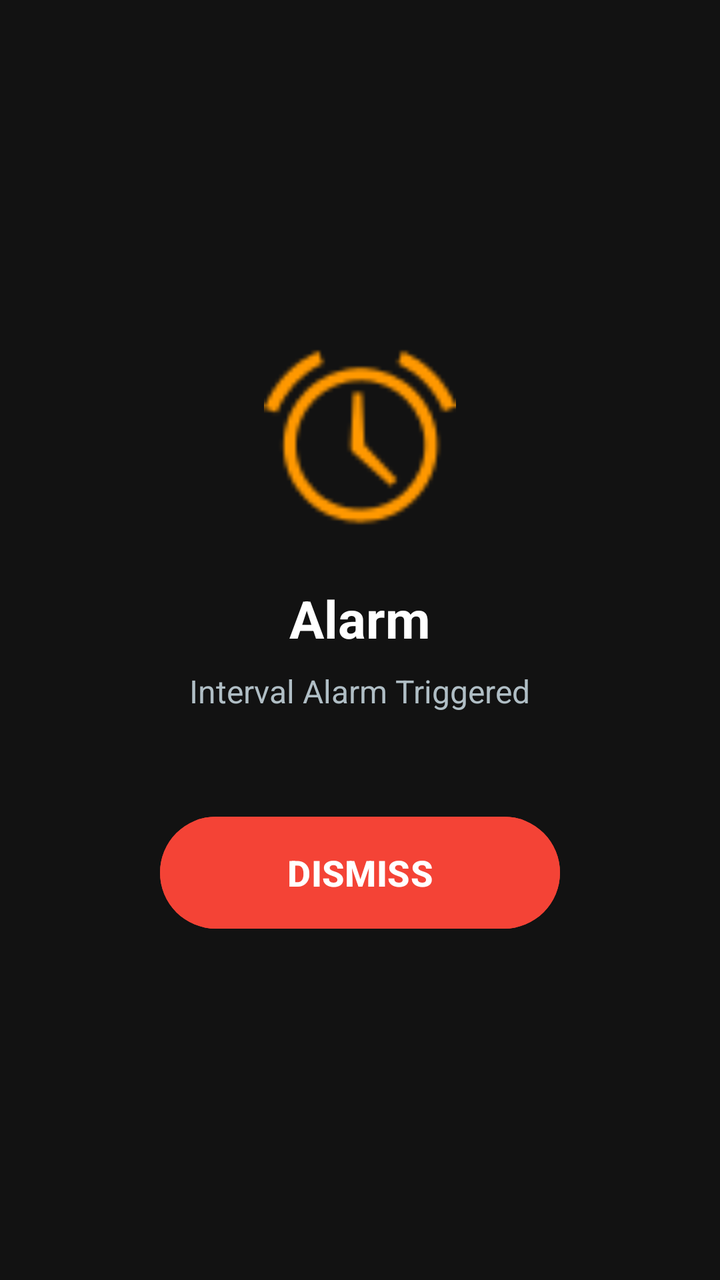
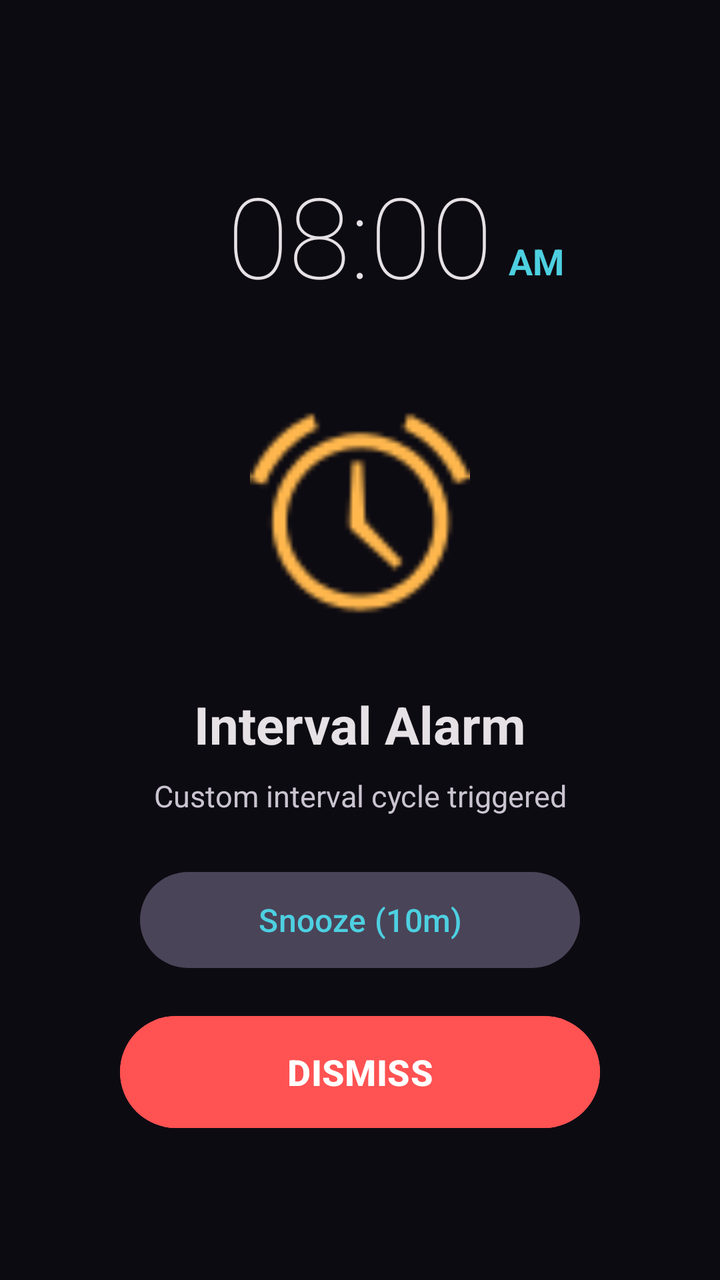

Compare the two renders of this Android layout. The source of the first and the diff that turns it into the second are given below.
<!-- AndroidManifest.xml: application theme Theme.IntervalAlarm -->
<!-- res/layout/activity_alarm_ringing.xml -->
<?xml version="1.0" encoding="utf-8"?>
<LinearLayout xmlns:android="http://schemas.android.com/apk/res/android"
    android:layout_width="match_parent"
    android:layout_height="match_parent"
    android:background="#121212"
    android:gravity="center"
    android:orientation="vertical"
    android:padding="24dp">

    <ImageView
        android:layout_width="96dp"
        android:layout_height="96dp"
        android:tint="#FF9800"
        android:src="@android:drawable/ic_lock_idle_alarm" />

    <TextView
        android:id="@+id/tvAlarmTitle"
        android:layout_width="wrap_content"
        android:layout_height="wrap_content"
        android:layout_marginTop="24dp"
        android:text="Alarm"
        android:textColor="#FFFFFF"
        android:textSize="26sp"
        android:textStyle="bold" />

    <TextView
        android:layout_width="wrap_content"
        android:layout_height="wrap_content"
        android:layout_marginTop="8dp"
        android:text="Interval Alarm Triggered"
        android:textColor="#B0BEC5"
        android:textSize="16sp" />

    <com.google.android.material.button.MaterialButton
        android:id="@+id/btnDismiss"
        android:layout_width="200dp"
        android:layout_height="64dp"
        android:layout_marginTop="48dp"
        android:backgroundTint="#F44336"
        android:text="DISMISS"
        android:textColor="#FFFFFF"
        android:textSize="18sp"
        android:textStyle="bold" />

</LinearLayout>
<!-- resources referenced by this layout -->
<resources>
  <style name="Theme.IntervalAlarm" parent="Base.Theme.IntervalAlarm" />
  <style name="Base.Theme.IntervalAlarm" parent="Theme.Material3.DayNight">
          <item name="colorPrimary">#6200EE</item>
          <item name="colorPrimaryVariant">#3700B3</item>
          <item name="colorOnPrimary">#FFFFFF</item>
      </style>
</resources>

<!-- the commit's change to res/layout/activity_alarm_ringing.xml (unified diff, before → after) -->
@@ -1,45 +1,109 @@
 <?xml version="1.0" encoding="utf-8"?>
-<LinearLayout xmlns:android="http://schemas.android.com/apk/res/android"
+<androidx.constraintlayout.widget.ConstraintLayout xmlns:android="http://schemas.android.com/apk/res/android"
+    xmlns:app="http://schemas.android.com/apk/res-auto"
     android:layout_width="match_parent"
     android:layout_height="match_parent"
-    android:background="#121212"
-    android:gravity="center"
-    android:orientation="vertical"
-    android:padding="24dp">
+    android:background="#0D0B12"
+    android:padding="32dp">
 
-    <ImageView
-        android:layout_width="96dp"
-        android:layout_height="96dp"
-        android:tint="#FF9800"
-        android:src="@android:drawable/ic_lock_idle_alarm" />
+    
+    <TextView
+        android:id="@+id/tvCurrentClock"
+        android:layout_width="wrap_content"
+        android:layout_height="wrap_content"
+        android:layout_marginTop="48dp"
+        android:textColor="@color/onSurface"
+        android:textSize="56sp"
+        android:fontFamily="sans-serif-thin"
+        android:text="08:00"
+        app:layout_constraintEnd_toEndOf="parent"
+        app:layout_constraintStart_toStartOf="parent"
+        app:layout_constraintTop_toTopOf="parent" />
 
     <TextView
-        android:id="@+id/tvAlarmTitle"
+        android:id="@+id/tvAmPm"
         android:layout_width="wrap_content"
         android:layout_height="wrap_content"
-        android:layout_marginTop="24dp"
-        android:text="Alarm"
-        android:textColor="#FFFFFF"
+        android:layout_marginStart="8dp"
+        android:layout_marginBottom="12dp"
+        android:text="AM"
+        android:textColor="@color/accentCyan"
+        android:textSize="18sp"
+        android:textStyle="bold"
+        app:layout_constraintBottom_toBottomOf="@id/tvCurrentClock"
+        app:layout_constraintStart_toEndOf="@id/tvCurrentClock" />
+
+    
+    <ImageView
+        android:id="@+id/ivAlarmIcon"
+        android:layout_width="110dp"
+        android:layout_height="110dp"
+        android:layout_marginTop="48dp"
+        android:src="@android:drawable/ic_lock_idle_alarm"
+        android:tint="@color/accentOrange"
+        app:layout_constraintEnd_toEndOf="parent"
+        app:layout_constraintStart_toStartOf="parent"
+        app:layout_constraintTop_toBottomOf="@id/tvCurrentClock" />
+
+    
+    <TextView
+        android:id="@+id/tvAlarmTitle"
+        android:layout_width="0dp"
+        android:layout_height="wrap_content"
+        android:layout_marginTop="32dp"
+        android:gravity="center"
+        android:text="Interval Alarm"
+        android:textColor="@color/onSurface"
         android:textSize="26sp"
-        android:textStyle="bold" />
+        android:textStyle="bold"
+        app:layout_constraintEnd_toEndOf="parent"
+        app:layout_constraintStart_toStartOf="parent"
+        app:layout_constraintTop_toBottomOf="@id/ivAlarmIcon" />
 
+    
     <TextView
+        android:id="@+id/tvAlarmSubtitle"
         android:layout_width="wrap_content"
         android:layout_height="wrap_content"
         android:layout_marginTop="8dp"
-        android:text="Interval Alarm Triggered"
-        android:textColor="#B0BEC5"
-        android:textSize="16sp" />
+        android:text="Custom interval cycle triggered"
+        android:textColor="@color/onSurfaceVariant"
+        android:textSize="15sp"
+        app:layout_constraintEnd_toEndOf="parent"
+        app:layout_constraintStart_toStartOf="parent"
+        app:layout_constraintTop_toBottomOf="@id/tvAlarmTitle" />
 
-    <com.google.android.material.button.MaterialButton
-        android:id="@+id/btnDismiss"
-        android:layout_width="200dp"
-        android:layout_height="64dp"
-        android:layout_marginTop="48dp"
-        android:backgroundTint="#F44336"
-        android:text="DISMISS"
-        android:textColor="#FFFFFF"
-        android:textSize="18sp"
-        android:textStyle="bold" />
+    
+    <LinearLayout
+        android:layout_width="match_parent"
+        android:layout_height="wrap_content"
+        android:layout_marginBottom="40dp"
+        android:gravity="center"
+        android:orientation="vertical"
+        app:layout_constraintBottom_toBottomOf="parent">
 
-</LinearLayout>
+        <com.google.android.material.button.MaterialButton
+            android:id="@+id/btnSnooze"
+            style="@style/Widget.Material3.Button.TonalButton"
+            android:layout_width="220dp"
+            android:layout_height="56dp"
+            android:text="Snooze (10m)"
+            android:textColor="@color/accentCyan"
+            android:textSize="16sp"
+            app:cornerRadius="28dp" />
+
+        <com.google.android.material.button.MaterialButton
+            android:id="@+id/btnDismiss"
+            android:layout_width="240dp"
+            android:layout_height="64dp"
+            android:layout_marginTop="16dp"
+            android:backgroundTint="@color/accentRed"
+            android:text="DISMISS"
+            android:textColor="#FFFFFF"
+            android:textSize="18sp"
+            android:textStyle="bold"
+            app:cornerRadius="32dp" />
+
+    </LinearLayout>
+
+</androidx.constraintlayout.widget.ConstraintLayout>
<!-- resource entries referenced after the edit -->
@@ -1,10 +1,23 @@
 <!-- resources referenced by this layout -->
 <resources>
+  <color name="accentCyan">#4DD0E1</color>
+  <color name="accentOrange">#FFB74D</color>
+  <color name="accentRed">#FF5252</color>
+  <color name="onSurface">#E6E1E5</color>
+  <color name="onSurfaceVariant">#CAC4D0</color>
   <style name="Theme.IntervalAlarm" parent="Base.Theme.IntervalAlarm" />
-  <style name="Base.Theme.IntervalAlarm" parent="Theme.Material3.DayNight">
-          <item name="colorPrimary">#6200EE</item>
-          <item name="colorPrimaryVariant">#3700B3</item>
-          <item name="colorOnPrimary">#FFFFFF</item>
+  <style name="Base.Theme.IntervalAlarm" parent="Theme.Material3.Dark.NoActionBar">
+          <item name="colorPrimary">@color/accentPurple</item>
+          <item name="colorOnPrimary">#000000</item>
+          <item name="colorSecondary">@color/accentCyan</item>
+          <item name="android:colorBackground">@color/background</item>
+          <item name="colorSurface">@color/surface</item>
+          <item name="colorOnSurface">@color/onSurface</item>
+          <item name="android:statusBarColor">@color/background</item>
+          <item name="android:navigationBarColor">@color/background</item>
       </style>
+  <color name="accentPurple">#B388FF</color>
+  <color name="background">#141218</color>
+  <color name="surface">#1C1B1F</color>
 </resources>
 
